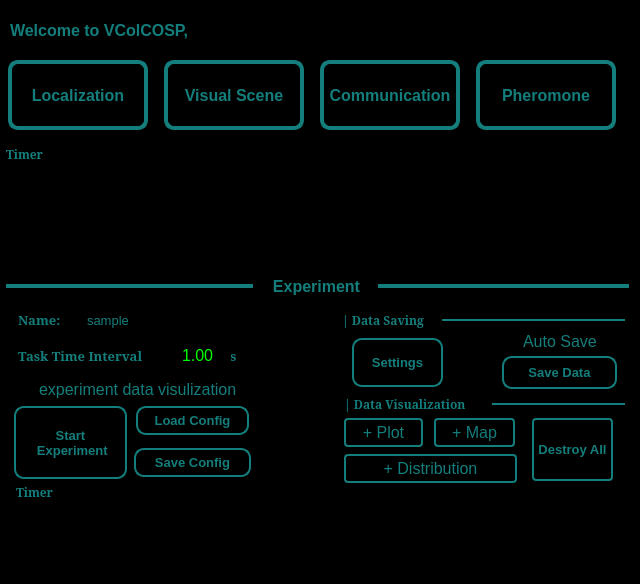
First picture: the form in viewers/main_menu.ui, repository XuelongSun/VColCOSP_GUI, before the edit.
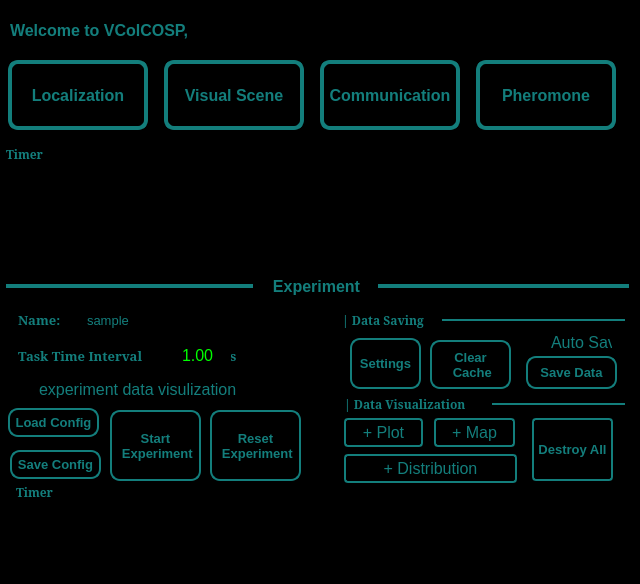
Second picture: the form after the edit. Icons and pictures are not drawn.

Diff of the .ui file:
```diff
--- a/viewers/main_menu.ui
+++ b/viewers/main_menu.ui
@@ -287,10 +287,10 @@
   <widget class="QPushButton" name="pb_start_exp">
    <property name="geometry">
     <rect>
-     <x>14</x>
-     <y>406</y>
-     <width>113</width>
-     <height>73</height>
+     <x>110</x>
+     <y>410</y>
+     <width>91</width>
+     <height>71</height>
     </rect>
    </property>
    <property name="font">
@@ -347,7 +347,7 @@
     <rect>
      <x>84</x>
      <y>310</y>
-     <width>151</width>
+     <width>211</width>
      <height>20</height>
     </rect>
    </property>
@@ -385,10 +385,10 @@
   <widget class="QPushButton" name="pb_save_data_setting">
    <property name="geometry">
     <rect>
-     <x>352</x>
+     <x>350</x>
      <y>338</y>
-     <width>91</width>
-     <height>49</height>
+     <width>71</width>
+     <height>51</height>
     </rect>
    </property>
    <property name="font">
@@ -421,9 +421,9 @@
   <widget class="QPushButton" name="pb_save_data">
    <property name="geometry">
     <rect>
-     <x>502</x>
+     <x>526</x>
      <y>356</y>
-     <width>115</width>
+     <width>91</width>
      <height>33</height>
     </rect>
    </property>
@@ -734,10 +734,10 @@
   <widget class="QCheckBox" name="cb_auto_save">
    <property name="geometry">
     <rect>
-     <x>504</x>
+     <x>532</x>
      <y>332</y>
-     <width>109</width>
-     <height>19</height>
+     <width>81</width>
+     <height>20</height>
     </rect>
    </property>
    <property name="text">
@@ -747,9 +747,9 @@
   <widget class="QPushButton" name="pb_load_config">
    <property name="geometry">
     <rect>
-     <x>136</x>
-     <y>406</y>
-     <width>113</width>
+     <x>8</x>
+     <y>408</y>
+     <width>91</width>
      <height>29</height>
     </rect>
    </property>
@@ -783,9 +783,9 @@
   <widget class="QPushButton" name="pb_save_config">
    <property name="geometry">
     <rect>
-     <x>134</x>
-     <y>448</y>
-     <width>117</width>
+     <x>10</x>
+     <y>450</y>
+     <width>91</width>
      <height>29</height>
     </rect>
    </property>
@@ -868,6 +868,80 @@
     <string>experiment data visulization</string>
    </property>
   </widget>
+  <widget class="QPushButton" name="pb_reset_exp">
+   <property name="geometry">
+    <rect>
+     <x>210</x>
+     <y>410</y>
+     <width>91</width>
+     <height>71</height>
+    </rect>
+   </property>
+   <property name="font">
+    <font>
+     <family>Arial</family>
+     <pointsize>10</pointsize>
+     <weight>75</weight>
+     <bold>true</bold>
+    </font>
+   </property>
+   <property name="cursor">
+    <cursorShape>PointingHandCursor</cursorShape>
+   </property>
+   <property name="styleSheet">
+    <string notr="true">QPushButton::disabled {
+    border: 2px solid rgb(149, 149, 149);
+	color:rgb(149, 149, 149);
+	border-radius:10px;
+}
+QPushButton{
+border: 2px solid rgb(19, 126, 124);
+border-radius:10px;
+}
+</string>
+   </property>
+   <property name="text">
+    <string>Reset 
+ Experiment</string>
+   </property>
+  </widget>
+  <widget class="QPushButton" name="pb_save_data_clear_cache">
+   <property name="geometry">
+    <rect>
+     <x>430</x>
+     <y>340</y>
+     <width>81</width>
+     <height>49</height>
+    </rect>
+   </property>
+   <property name="font">
+    <font>
+     <family>Arial</family>
+     <pointsize>10</pointsize>
+     <weight>75</weight>
+     <bold>true</bold>
+    </font>
+   </property>
+   <property name="cursor">
+    <cursorShape>PointingHandCursor</cursorShape>
+   </property>
+   <property name="styleSheet">
+    <string notr="true">QPushButton::disabled {
+    border: 2px solid rgb(149, 149, 149);
+	color:rgb(149, 149, 149);
+	border-radius:10px;
+}
+QPushButton{
+border: 2px solid rgb(19, 126, 124);
+border-radius:10px;
+}
+</string>
+   </property>
+   <property name="text">
+    <string>Clear 
+ Cache</string>
+   </property>
+  </widget>
  </widget>
  <resources>
   <include location="../resources.qrc"/>
```
